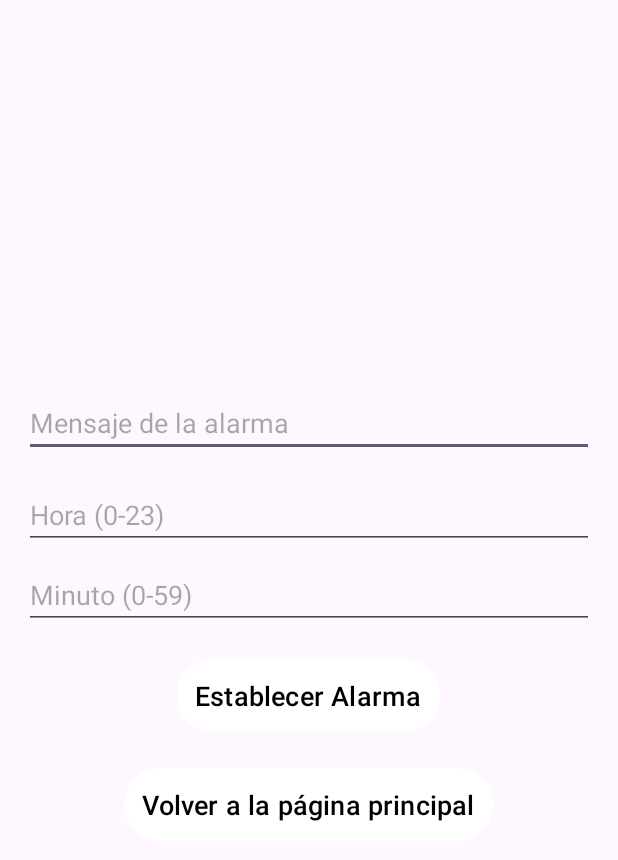
After one commit to DavidRCh56/PracticaEvaluableTema1, an Android app: the AlarmaActivity screen opened directly, with no data from a screen before it, on a phone screen of 412 x 824 dp. The commit adds this screen. Shown: the top 860 px of the screen. Run offline under Robolectric (Android 15) with nearby library versions, the phone set to English and light mode, and no system bars.

Commit message:
mod. diseño, AlarmaActivity, MensajeActivity

```diff
--- /dev/null
+++ b/app/src/main/java/com/iesvdc/multimedia/practicaevaluabletema1/AlarmaActivity.kt
@@ -0,0 +1,56 @@
+package com.iesvdc.multimedia.practicaevaluabletema1
+
+import android.content.Intent
+import android.os.Bundle
+import android.provider.AlarmClock
+import android.widget.Button
+import android.widget.EditText
+import android.widget.Toast
+import androidx.activity.enableEdgeToEdge
+import androidx.appcompat.app.AppCompatActivity
+
+class AlarmaActivity : AppCompatActivity() {
+
+    override fun onCreate(savedInstanceState: Bundle?) {
+        super.onCreate(savedInstanceState)
+        setContentView(R.layout.activity_alarma)
+
+        enableEdgeToEdge()
+
+        val messageInput = findViewById<EditText>(R.id.editTextMessage)
+        val hourInput = findViewById<EditText>(R.id.editTextHour)
+        val minuteInput = findViewById<EditText>(R.id.editTextMinute)
+        val btnSetAlarm = findViewById<Button>(R.id.btnSetAlarm)
+        val btnBackToMain = findViewById<Button>(R.id.btnBackToMain)
+
+        btnSetAlarm.setOnClickListener {
+            val message = messageInput.text.toString().ifEmpty { "Alarma" }
+            val hour = hourInput.text.toString().toIntOrNull()
+            val minute = minuteInput.text.toString().toIntOrNull()
+
+            if (hour != null && minute != null && hour in 0..23 && minute in 0..59) {
+                createAlarm(message, hour, minute)
+            } else {
+                Toast.makeText(this, "Por favor, ingresa una hora y minuto válidos", Toast.LENGTH_SHORT).show()
+            }
+        }
+
+        btnBackToMain.setOnClickListener {
+            finish() // Termina la actividad actual y regresa a MainActivity
+        }
+    }
+
+    private fun createAlarm(message: String, hour: Int, minutes: Int) {
+        val intent = Intent(AlarmClock.ACTION_SET_ALARM).apply {
+            putExtra(AlarmClock.EXTRA_MESSAGE, message)
+            putExtra(AlarmClock.EXTRA_HOUR, hour)
+            putExtra(AlarmClock.EXTRA_MINUTES, minutes)
+        }
+        if (intent.resolveActivity(packageManager) != null) {
+            startActivity(intent)
+            Toast.makeText(this, "Alarma creada para las $hour:$minutes con mensaje: $message", Toast.LENGTH_SHORT).show()
+        } else {
+            Toast.makeText(this, "No hay aplicaciones de alarma disponibles", Toast.LENGTH_SHORT).show()
+        }
+    }
+}
--- /dev/null
+++ b/app/src/main/res/layout/activity_alarma.xml
@@ -0,0 +1,53 @@
+<?xml version="1.0" encoding="utf-8"?>
+<LinearLayout xmlns:android="http://schemas.android.com/apk/res/android"
+    android:layout_width="match_parent"
+    android:layout_height="match_parent"
+    android:orientation="vertical"
+    android:gravity="center"
+    android:padding="16dp">
+
+    <EditText
+        android:id="@+id/editTextMessage"
+        android:layout_width="match_parent"
+        android:layout_height="wrap_content"
+        android:hint="Mensaje de la alarma"
+        android:inputType="text"
+        android:layout_marginBottom="16dp"/>
+
+    <EditText
+        android:id="@+id/editTextHour"
+        android:layout_width="match_parent"
+        android:layout_height="wrap_content"
+        android:hint="Hora (0-23)"
+        android:inputType="number"
+        android:layout_marginBottom="8dp"/>
+
+    <EditText
+        android:id="@+id/editTextMinute"
+        android:layout_width="match_parent"
+        android:layout_height="wrap_content"
+        android:hint="Minuto (0-59)"
+        android:inputType="number"
+        android:layout_marginBottom="16dp"/>
+
+    <Button
+        android:id="@+id/btnSetAlarm"
+        android:layout_width="wrap_content"
+        android:layout_height="wrap_content"
+        android:padding="12dp"
+        android:text="Establecer Alarma"
+        android:textSize="18sp"
+        android:layout_marginBottom="16dp"
+        android:backgroundTint="@color/white"
+        android:textColor="@color/black"/>
+
+    <Button
+        android:id="@+id/btnBackToMain"
+        android:layout_width="wrap_content"
+        android:layout_height="wrap_content"
+        android:padding="12dp"
+        android:text="Volver a la página principal"
+        android:textSize="18sp"
+        android:backgroundTint="@color/white"
+        android:textColor="@color/black"/>
+</LinearLayout>
```
Also changed, not shown: app/src/main/AndroidManifest.xml (+11 -3 lines), app/src/main/java/com/iesvdc/multimedia/practicaevaluabletema1/LlamadaActivity.kt (+7 -0 lines), app/src/main/java/com/iesvdc/multimedia/practicaevaluabletema1/MainActivity.kt (+7 -21 lines), app/src/main/java/com/iesvdc/multimedia/practicaevaluabletema1/MensajeActivity.kt (added, +48 -0 lines), app/src/main/res/layout/activity_llamada.xml (+10 -5 lines), app/src/main/res/layout/activity_main.xml (+58 -20 lines), app/src/main/res/layout/activity_mensaje.xml (added, +33 -0 lines).
